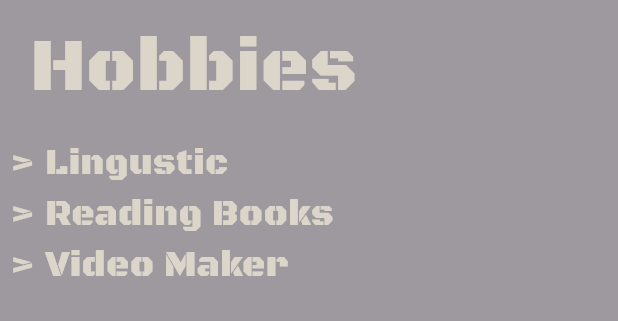
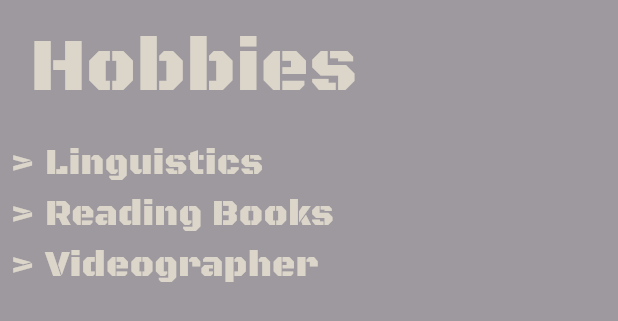
Before and after one commit to thegurg/animated-webapp-portfolio, a Flutter app: what olimpia() shows on an empty page, opened directly, on a phone screen of 412 x 824 dp. Shown: the top 321 px of the screen. Run offline on Flutter 3.47's test engine with Material 3 defaults, Android fonts, the phone set to English and light mode, and no system bars; our stand-ins replace animated_text_kit; project files that could hold a hidden picture were left out.

Commit message:
fixed flexible and grammar mistakes

```diff
--- a/lib/device/desktop/deskwidgets/deskconsts/desk_aboutme.dart
+++ b/lib/device/desktop/deskwidgets/deskconsts/desk_aboutme.dart
@@ -4,8 +4,8 @@ import 'package:safarali_portfolio/color.dart';
 var textaboutme = Padding(
   padding: const EdgeInsets.only(top: 30, right: 50, left: 50,bottom: 30),
   child: Text(
-    '    There are various customizable "About Me" templates available that can help you introduce yourself effectively. You can find templates for personal websites, presentations, and posters that allow you to showcase your personality, achievements, and interests in a visually appealing way.There are various customizable "About Me" templates available that can help you introduce yourself effectively. You can find templates for personal websites, presentations, and posters that allow you to showcase your personality, achievements, and interests in a visually appealing way.',
-    style: TextStyle(fontSize: 40, color: yak1),
+    '    I am a student at the beginning of my professional journey, aspiring to build a career in diplomacy and international relations. During my studies, I focus on developing a strong understanding of global issues, international cooperation, and the principles of diplomacy. I am interested in learning about different cultures, political systems, and global challenges that shape relations between countries. Through my studies and personal projects, I aim to strengthen my analytical thinking, communication skills, and ability to understand complex international processes.',
+    style: TextStyle(fontSize: 36, color: yak1),
   ),
 );
 
--- a/lib/device/desktop/deskwidgets/deskportblocks.dart
+++ b/lib/device/desktop/deskwidgets/deskportblocks.dart
@@ -49,7 +49,7 @@ Container olimpia() {
           child: Text('Hobbies', style: TextStyle(color: yak1, fontSize: 50)),
         ),
         Text(
-          ' > Lingustic',
+          ' > Linguistics',
           style: TextStyle(color: yak1, fontSize: 24),
         ),
         Text(
@@ -57,7 +57,7 @@ Container olimpia() {
           style: TextStyle(color: yak1, fontSize: 24),
         ),
         Text(
-          ' > Video Maker',
+          ' > Videographer',
           style: TextStyle(color: yak1, fontSize: 24),
         ),
       ],
@@ -83,7 +83,7 @@ Container education() {
           child: Text('Education', style: TextStyle(color: yak1, fontSize: 50)),
         ),
         Text(
-          ' > Temurbeklar Academic Liseum 2023-2025',
+          ' > Temurbeklar Academic Lyceum 2023-2025',
           style: TextStyle(color: yak1, fontSize: 24),
         ),
         Text(' > UWED 2025-2029', style: TextStyle(color: yak1, fontSize: 24)),
--- a/lib/whole.dart
+++ b/lib/whole.dart
@@ -0,0 +1,2 @@
+//  1200 > x desktop
+//  344 < mobile
```
Also changed, not shown: pubspec.lock, 2 other files.
